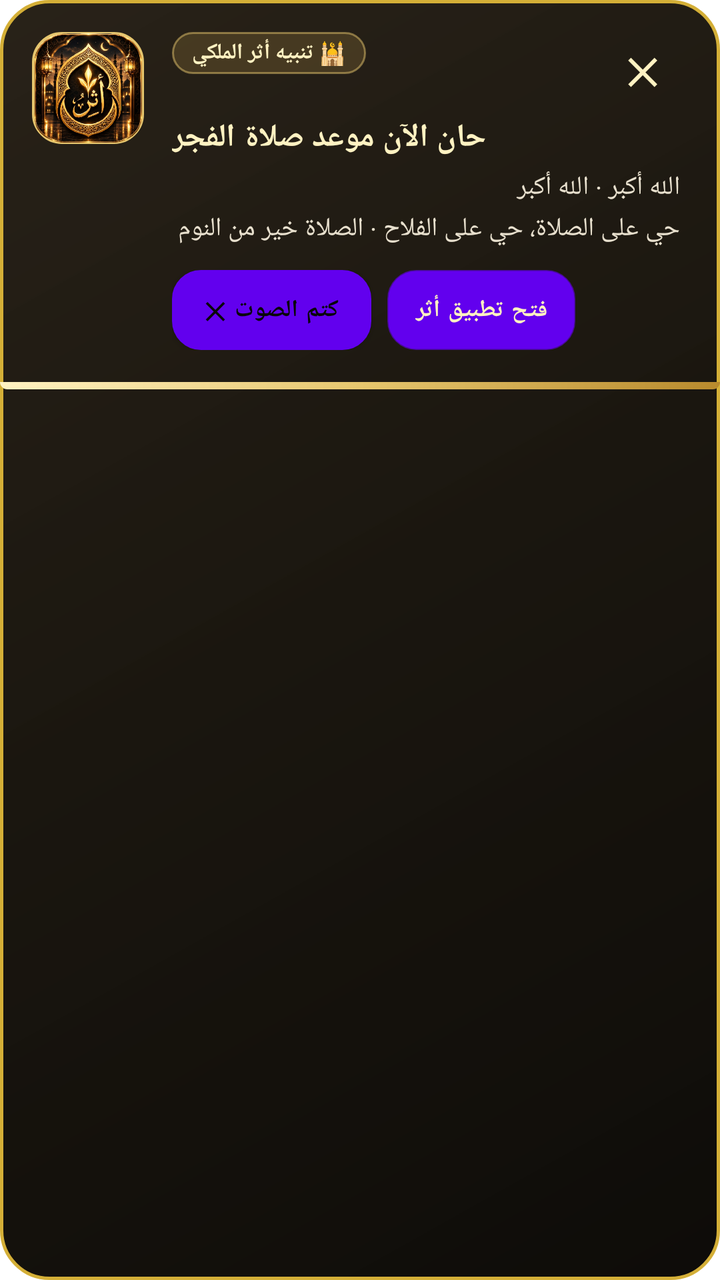
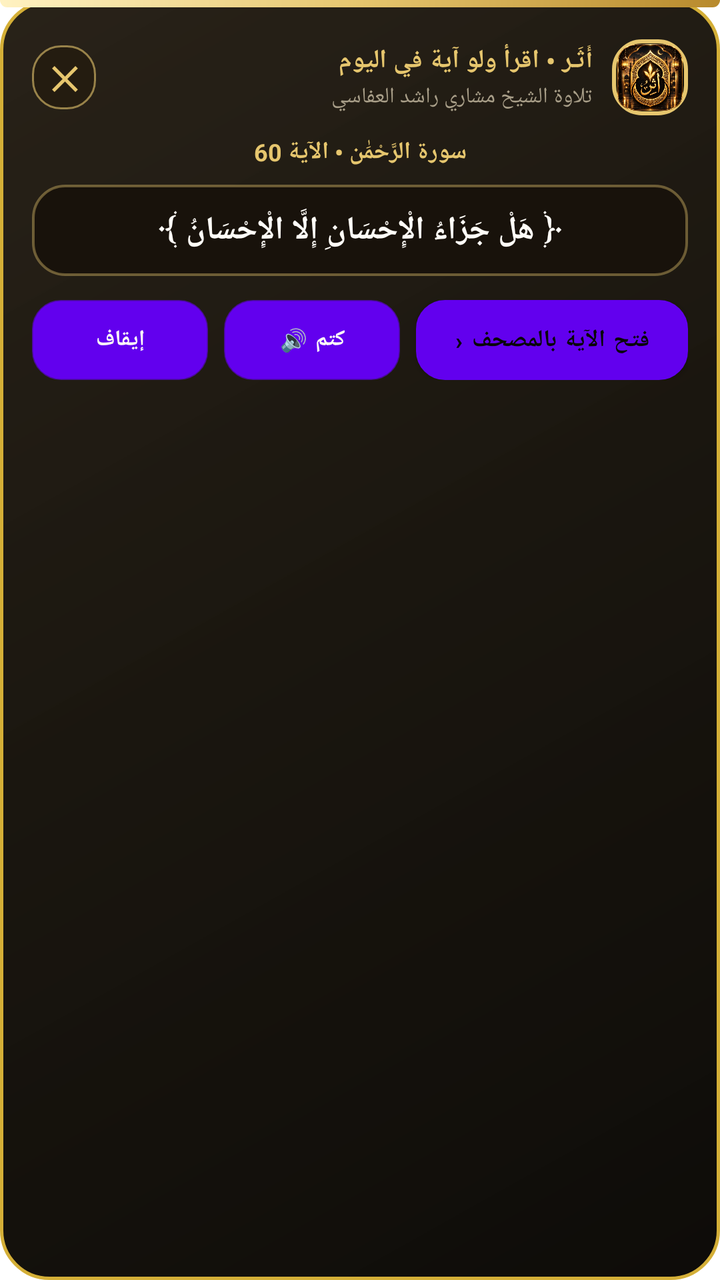

Two renders of the same Android screen: before a commit and after it. Below are the layout's source before the change and the commit's diff.
<!-- AndroidManifest.xml: fallback theme Theme.MaterialComponents.DayNight.NoActionBar -->
<!-- res/layout/view_system_overlay_notification.xml -->
<?xml version="1.0" encoding="utf-8"?>
<LinearLayout xmlns:android="http://schemas.android.com/apk/res/android"
    android:id="@+id/cardSystemOverlay"
    android:layout_width="match_parent"
    android:layout_height="wrap_content"
    android:layout_margin="14dp"
    android:background="@drawable/royal_overlay_card_bg"
    android:orientation="vertical"
    android:elevation="16dp">

    <LinearLayout
        android:layout_width="match_parent"
        android:layout_height="wrap_content"
        android:orientation="horizontal"
        android:padding="16dp"
        android:gravity="top">

        
        <FrameLayout
            android:layout_width="56dp"
            android:layout_height="56dp"
            android:background="@drawable/royal_logo_frame_bg"
            android:padding="0dp"
            android:layout_gravity="top">

            <ImageView
                android:id="@+id/ivOverlayLogo"
                android:layout_width="match_parent"
                android:layout_height="match_parent"
                android:padding="0dp"
                android:contentDescription="شعار أثر"
                android:scaleType="fitCenter"
                android:src="@drawable/icon_logo" />
        </FrameLayout>

        
        <LinearLayout
            android:layout_width="0dp"
            android:layout_height="wrap_content"
            android:layout_weight="1"
            android:layout_marginStart="14dp"
            android:layout_marginEnd="4dp"
            android:orientation="vertical">

            
            <RelativeLayout
                android:layout_width="match_parent"
                android:layout_height="wrap_content">

                <TextView
                    android:id="@+id/tvOverlayBadge"
                    android:layout_width="wrap_content"
                    android:layout_height="wrap_content"
                    android:layout_alignParentStart="true"
                    android:background="@drawable/royal_badge_bg"
                    android:paddingHorizontal="10dp"
                    android:paddingVertical="3dp"
                    android:text="🕌 تنبيه أثر الملكي"
                    android:textColor="#FFF2C2"
                    android:textSize="11sp"
                    android:textStyle="bold" />

                <TextView
                    android:id="@+id/btnOverlayClose"
                    android:layout_width="38dp"
                    android:layout_height="38dp"
                    android:layout_alignParentEnd="true"
                    android:gravity="center"
                    android:text="✕"
                    android:textColor="#FFF2C2"
                    android:textSize="18sp"
                    android:textStyle="bold"
                    android:background="?android:attr/selectableItemBackgroundBorderless"
                    android:clickable="true"
                    android:focusable="true" />
            </RelativeLayout>


            
            <TextView
                android:id="@+id/tvOverlayTitle"
                android:layout_width="wrap_content"
                android:layout_height="wrap_content"
                android:layout_marginTop="4dp"
                android:text="حان الآن موعد صلاة الفجر"
                android:textColor="#FFF2C2"
                android:textSize="16sp"
                android:textStyle="bold" />

            
            <TextView
                android:id="@+id/tvOverlayBody"
                android:layout_width="match_parent"
                android:layout_height="wrap_content"
                android:layout_marginTop="5dp"
                android:lineSpacingExtra="3dp"
                android:text="الله أكبر · الله أكبر\nحي على الصلاة، حي على الفلاح · الصلاة خير من النوم"
                android:textColor="#E8E0CE"
                android:textSize="13sp" />

            
            <LinearLayout
                android:layout_width="match_parent"
                android:layout_height="wrap_content"
                android:layout_marginTop="12dp"
                android:gravity="center_vertical"
                android:orientation="horizontal">

                
                <Button
                    android:id="@+id/btnOverlayMute"
                    android:layout_width="wrap_content"
                    android:layout_height="40dp"
                    android:background="@drawable/royal_gold_btn_bg"
                    android:elevation="4dp"
                    android:paddingHorizontal="16dp"
                    android:text="كتم الصوت ✕"
                    android:textColor="#080705"
                    android:textSize="12sp"
                    android:textStyle="bold" />

                
                <Button
                    android:id="@+id/btnOverlayOpen"
                    android:layout_width="wrap_content"
                    android:layout_height="40dp"
                    android:layout_marginStart="8dp"
                    android:background="@drawable/royal_dark_btn_bg"
                    android:paddingHorizontal="14dp"
                    android:text="فتح تطبيق أثر"
                    android:textColor="#FFF2C2"
                    android:textSize="12sp"
                    android:textStyle="bold" />
            </LinearLayout>

        </LinearLayout>
    </LinearLayout>

    
    <View
        android:id="@+id/viewOverlayProgress"
        android:layout_width="match_parent"
        android:layout_height="3.5dp"
        android:background="@drawable/royal_gold_progress_bg" />

</LinearLayout>
<!-- resources referenced by this layout -->
<resources>
  <!-- drawable icon_logo: png bitmap (drawable, 459085 bytes) -->
  <!-- drawable royal_badge_bg (drawable) -->
  <?xml version="1.0" encoding="utf-8"?>
  <shape xmlns:android="http://schemas.android.com/apk/res/android"
      android:shape="rectangle">
      <solid android:color="#33C8A24A" />
      <corners android:radius="10dp" />
      <stroke
          android:width="1dp"
          android:color="#80E6C66E" />
  </shape>
  <!-- drawable royal_dark_btn_bg (drawable) -->
  <?xml version="1.0" encoding="utf-8"?>
  <ripple xmlns:android="http://schemas.android.com/apk/res/android"
      android:color="#30E6C66E">
      <item>
          <shape android:shape="rectangle">
              <solid android:color="#241C10" />
              <corners android:radius="14dp" />
              <stroke
                  android:width="1dp"
                  android:color="#99E6C66E" />
          </shape>
      </item>
  </ripple>
  <!-- drawable royal_gold_btn_bg (drawable) -->
  <?xml version="1.0" encoding="utf-8"?>
  <ripple xmlns:android="http://schemas.android.com/apk/res/android"
      android:color="#40FFFFFF">
      <item>
          <shape android:shape="rectangle">
              <gradient
                  android:angle="0"
                  android:startColor="#FFF2C2"
                  android:centerColor="#E6C66E"
                  android:endColor="#B88A2D"
                  android:type="linear" />
              <corners android:radius="14dp" />
              <stroke
                  android:width="1dp"
                  android:color="#FFF9E2" />
          </shape>
      </item>
  </ripple>
  <!-- drawable royal_gold_progress_bg (drawable) -->
  <?xml version="1.0" encoding="utf-8"?>
  <shape xmlns:android="http://schemas.android.com/apk/res/android"
      android:shape="rectangle">
      <gradient
          android:angle="0"
          android:startColor="#FFF2C2"
          android:centerColor="#E6C66E"
          android:endColor="#B88A2D"
          android:type="linear" />
      <corners
          android:bottomLeftRadius="24dp"
          android:bottomRightRadius="24dp" />
  </shape>
  <!-- drawable royal_logo_frame_bg (drawable) -->
  <?xml version="1.0" encoding="utf-8"?>
  <shape xmlns:android="http://schemas.android.com/apk/res/android"
      android:shape="rectangle">
      <gradient
          android:angle="315"
          android:startColor="#3E2E10"
          android:centerColor="#1F180B"
          android:endColor="#0D0B07"
          android:type="linear" />
      <corners android:radius="14dp" />
      <stroke
          android:width="2dp"
          android:color="#E6C66E" />
  </shape>
  <!-- drawable royal_overlay_card_bg (drawable) -->
  <?xml version="1.0" encoding="utf-8"?>
  <shape xmlns:android="http://schemas.android.com/apk/res/android"
      android:shape="rectangle">
      <gradient
          android:angle="315"
          android:startColor="#F41F180E"
          android:centerColor="#F8130F08"
          android:endColor="#FA090704"
          android:type="linear" />
      <corners android:radius="24dp" />
      <stroke
          android:width="1.8dp"
          android:color="#D4AF37" />
  </shape>
</resources>

<!-- the commit's change to res/layout/view_system_overlay_notification.xml (unified diff, before → after) -->
@@ -3,138 +3,13 @@
     android:id="@+id/cardSystemOverlay"
     android:layout_width="match_parent"
     android:layout_height="wrap_content"
-    android:layout_margin="14dp"
+    android:layout_marginHorizontal="12dp"
+    android:layout_marginTop="8dp"
+    android:layoutDirection="rtl"
     android:background="@drawable/royal_overlay_card_bg"
     android:orientation="vertical"
-    android:elevation="16dp">
-
-    <LinearLayout
-        android:layout_width="match_parent"
-        android:layout_height="wrap_content"
-        android:orientation="horizontal"
-        android:padding="16dp"
-        android:gravity="top">
-
-        
-        <FrameLayout
-            android:layout_width="56dp"
-            android:layout_height="56dp"
-            android:background="@drawable/royal_logo_frame_bg"
-            android:padding="0dp"
-            android:layout_gravity="top">
-
-            <ImageView
-                android:id="@+id/ivOverlayLogo"
-                android:layout_width="match_parent"
-                android:layout_height="match_parent"
-                android:padding="0dp"
-                android:contentDescription="شعار أثر"
-                android:scaleType="fitCenter"
-                android:src="@drawable/icon_logo" />
-        </FrameLayout>
-
-        
-        <LinearLayout
-            android:layout_width="0dp"
-            android:layout_height="wrap_content"
-            android:layout_weight="1"
-            android:layout_marginStart="14dp"
-            android:layout_marginEnd="4dp"
-            android:orientation="vertical">
-
-            
-            <RelativeLayout
-                android:layout_width="match_parent"
-                android:layout_height="wrap_content">
-
-                <TextView
-                    android:id="@+id/tvOverlayBadge"
-                    android:layout_width="wrap_content"
-                    android:layout_height="wrap_content"
-                    android:layout_alignParentStart="true"
-                    android:background="@drawable/royal_badge_bg"
-                    android:paddingHorizontal="10dp"
-                    android:paddingVertical="3dp"
-                    android:text="🕌 تنبيه أثر الملكي"
-                    android:textColor="#FFF2C2"
-                    android:textSize="11sp"
-                    android:textStyle="bold" />
-
-                <TextView
-                    android:id="@+id/btnOverlayClose"
-                    android:layout_width="38dp"
-                    android:layout_height="38dp"
-                    android:layout_alignParentEnd="true"
-                    android:gravity="center"
-                    android:text="✕"
-                    android:textColor="#FFF2C2"
-                    android:textSize="18sp"
-                    android:textStyle="bold"
-                    android:background="?android:attr/selectableItemBackgroundBorderless"
-                    android:clickable="true"
-                    android:focusable="true" />
-            </RelativeLayout>
-
-
-            
-            <TextView
-                android:id="@+id/tvOverlayTitle"
-                android:layout_width="wrap_content"
-                android:layout_height="wrap_content"
-                android:layout_marginTop="4dp"
-                android:text="حان الآن موعد صلاة الفجر"
-                android:textColor="#FFF2C2"
-                android:textSize="16sp"
-                android:textStyle="bold" />
-
-            
-            <TextView
-                android:id="@+id/tvOverlayBody"
-                android:layout_width="match_parent"
-                android:layout_height="wrap_content"
-                android:layout_marginTop="5dp"
-                android:lineSpacingExtra="3dp"
-                android:text="الله أكبر · الله أكبر\nحي على الصلاة، حي على الفلاح · الصلاة خير من النوم"
-                android:textColor="#E8E0CE"
-                android:textSize="13sp" />
-
-            
-            <LinearLayout
-                android:layout_width="match_parent"
-                android:layout_height="wrap_content"
-                android:layout_marginTop="12dp"
-                android:gravity="center_vertical"
-                android:orientation="horizontal">
-
-                
-                <Button
-                    android:id="@+id/btnOverlayMute"
-                    android:layout_width="wrap_content"
-                    android:layout_height="40dp"
-                    android:background="@drawable/royal_gold_btn_bg"
-                    android:elevation="4dp"
-                    android:paddingHorizontal="16dp"
-                    android:text="كتم الصوت ✕"
-                    android:textColor="#080705"
-                    android:textSize="12sp"
-                    android:textStyle="bold" />
-
-                
-                <Button
-                    android:id="@+id/btnOverlayOpen"
-                    android:layout_width="wrap_content"
-                    android:layout_height="40dp"
-                    android:layout_marginStart="8dp"
-                    android:background="@drawable/royal_dark_btn_bg"
-                    android:paddingHorizontal="14dp"
-                    android:text="فتح تطبيق أثر"
-                    android:textColor="#FFF2C2"
-                    android:textSize="12sp"
-                    android:textStyle="bold" />
-            </LinearLayout>
-
-        </LinearLayout>
-    </LinearLayout>
+    android:padding="0dp"
+    android:elevation="20dp">
 
     
     <View
@@ -143,4 +18,162 @@
         android:layout_height="3.5dp"
         android:background="@drawable/royal_gold_progress_bg" />
 
+    
+    <LinearLayout
+        android:layout_width="match_parent"
+        android:layout_height="wrap_content"
+        android:orientation="vertical"
+        android:padding="16dp">
+
+        
+        <LinearLayout
+            android:layout_width="match_parent"
+            android:layout_height="wrap_content"
+            android:orientation="horizontal"
+            android:gravity="center_vertical">
+
+            
+            <FrameLayout
+                android:layout_width="38dp"
+                android:layout_height="38dp"
+                android:background="@drawable/royal_logo_frame_bg"
+                android:padding="2dp">
+
+                <ImageView
+                    android:id="@+id/ivOverlayLogo"
+                    android:layout_width="match_parent"
+                    android:layout_height="match_parent"
+                    android:contentDescription="شعار أثر"
+                    android:scaleType="fitCenter"
+                    android:src="@drawable/icon_logo" />
+            </FrameLayout>
+
+            
+            <LinearLayout
+                android:layout_width="0dp"
+                android:layout_height="wrap_content"
+                android:layout_weight="1"
+                android:layout_marginStart="10dp"
+                android:layout_marginEnd="8dp"
+                android:orientation="vertical">
+
+                <TextView
+                    android:id="@+id/tvOverlayBadge"
+                    android:layout_width="wrap_content"
+                    android:layout_height="wrap_content"
+                    android:text="أَثَـر • اقرأ ولو آية في اليوم"
+                    android:textColor="#E6C66E"
+                    android:textSize="13sp"
+                    android:textStyle="bold" />
+
+                <TextView
+                    android:id="@+id/tvOverlaySubtitle"
+                    android:layout_width="wrap_content"
+                    android:layout_height="wrap_content"
+                    android:layout_marginTop="2dp"
+                    android:text="تلاوة الشيخ مشاري راشد العفاسي"
+                    android:textColor="#A89E88"
+                    android:textSize="11sp" />
+            </LinearLayout>
+
+            
+            <TextView
+                android:id="@+id/btnOverlayClose"
+                android:layout_width="32dp"
+                android:layout_height="32dp"
+                android:gravity="center"
+                android:text="✕"
+                android:textColor="#E6C66E"
+                android:textSize="16sp"
+                android:textStyle="bold"
+                android:background="@drawable/royal_dark_btn_bg"
+                android:clickable="true"
+                android:focusable="true" />
+        </LinearLayout>
+
+        
+        <TextView
+            android:id="@+id/tvOverlaySurahInfo"
+            android:layout_width="match_parent"
+            android:layout_height="wrap_content"
+            android:layout_marginTop="10dp"
+            android:gravity="center"
+            android:text="سورة الرَّحْمَٰن • الآية 60"
+            android:textColor="#E6C66E"
+            android:textSize="12sp"
+            android:textStyle="bold" />
+
+        
+        <LinearLayout
+            android:layout_width="match_parent"
+            android:layout_height="wrap_content"
+            android:layout_marginTop="8dp"
+            android:layout_marginBottom="12dp"
+            android:background="@drawable/royal_ayah_card_box_bg"
+            android:paddingHorizontal="14dp"
+            android:paddingVertical="12dp"
+            android:gravity="center">
+
+            <TextView
+                android:id="@+id/tvOverlayBody"
+                android:layout_width="match_parent"
+                android:layout_height="wrap_content"
+                android:gravity="center"
+                android:lineSpacingExtra="5dp"
+                android:text="﴿ هَلْ جَزَاءُ الْإِحْسَانِ إِلَّا الْإِحْسَانُ ﴾"
+                android:textColor="#FFFDF8"
+                android:textSize="16sp"
+                android:textStyle="bold" />
+        </LinearLayout>
+
+        
+        <LinearLayout
+            android:layout_width="match_parent"
+            android:layout_height="wrap_content"
+            android:orientation="horizontal"
+            android:gravity="center_vertical">
+
+            
+            <Button
+                android:id="@+id/btnOverlayOpen"
+                android:layout_width="0dp"
+                android:layout_height="40dp"
+                android:layout_weight="1"
+                android:background="@drawable/royal_gold_btn_bg"
+                android:elevation="4dp"
+                android:paddingHorizontal="14dp"
+                android:text="فتح الآية بالمصحف ‹"
+                android:textColor="#080705"
+                android:textSize="12sp"
+                android:textStyle="bold" />
+
+            
+            <Button
+                android:id="@+id/btnOverlayMute"
+                android:layout_width="wrap_content"
+                android:layout_height="40dp"
+                android:layout_marginStart="8dp"
+                android:background="@drawable/royal_dark_btn_bg"
+                android:paddingHorizontal="12dp"
+                android:text="كتم 🔊"
+                android:textColor="#FFFDF8"
+                android:textSize="11sp"
+                android:textStyle="bold" />
+
+            
+            <Button
+                android:id="@+id/btnOverlayStop"
+                android:layout_width="wrap_content"
+                android:layout_height="40dp"
+                android:layout_marginStart="8dp"
+                android:background="@drawable/royal_dark_btn_bg"
+                android:paddingHorizontal="12dp"
+                android:text="إيقاف"
+                android:textColor="#FFFDF8"
+                android:textSize="11sp"
+                android:textStyle="bold" />
+        </LinearLayout>
+
+    </LinearLayout>
+
 </LinearLayout>
<!-- resource entries referenced after the edit -->
@@ -1,15 +1,15 @@
 <!-- resources referenced by this layout -->
 <resources>
   <!-- drawable icon_logo: png bitmap (drawable, 459085 bytes) -->
-  <!-- drawable royal_badge_bg (drawable) -->
+  <!-- drawable royal_ayah_card_box_bg (drawable) -->
   <?xml version="1.0" encoding="utf-8"?>
   <shape xmlns:android="http://schemas.android.com/apk/res/android"
       android:shape="rectangle">
-      <solid android:color="#33C8A24A" />
-      <corners android:radius="10dp" />
+      <solid android:color="#18120B" />
+      <corners android:radius="16dp" />
       <stroke
-          android:width="1dp"
-          android:color="#80E6C66E" />
+          android:width="1.2dp"
+          android:color="#66E6C66E" />
   </shape>
   <!-- drawable royal_dark_btn_bg (drawable) -->
   <?xml version="1.0" encoding="utf-8"?>
